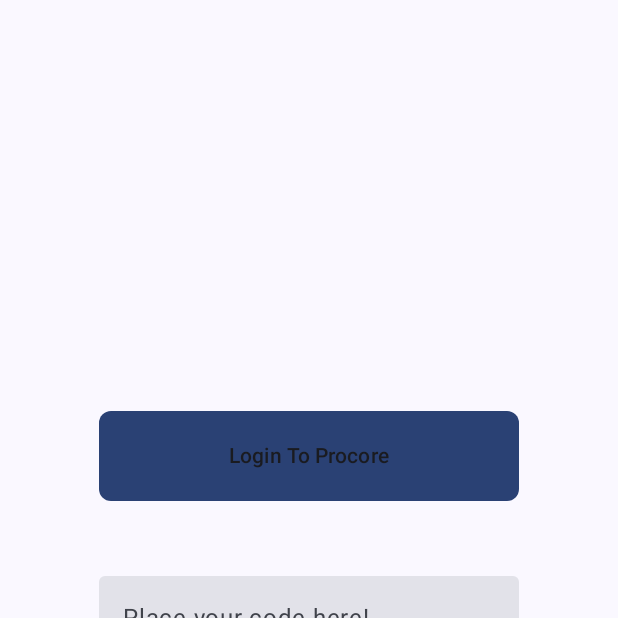
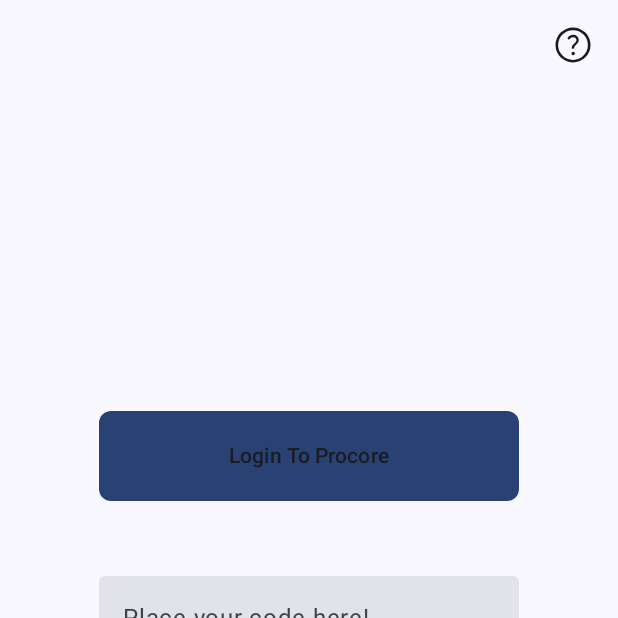
Before and after one commit to freshGreenSalad/BigBensSignin, an Android app built with Jetpack Compose: the composable Home shown on its own in the app's theme, after a tap on "Lets Go!", on a phone screen of 412 x 824 dp, the top half of it. Run offline under Robolectric (Android 15) with nearby library versions, the phone set to English and light mode, and no system bars; our stand-ins replace Dagger/Hilt's generated code; 1 statement that could not run was skipped.

Commit message:
trying out command line git

```diff
--- a/app/src/main/java/com/example/bigbenssignin/loginui/loginScreen.kt
+++ b/app/src/main/java/com/example/bigbenssignin/loginui/loginScreen.kt
@@ -1,6 +1,7 @@
 package com.example.bigbenssignin.loginui
 
 import android.net.Uri
+import android.util.Log
 import androidx.browser.customtabs.CustomTabsIntent
 import androidx.compose.foundation.BorderStroke
 import androidx.compose.foundation.background
@@ -18,26 +19,52 @@ import androidx.compose.ui.draw.clip
 import androidx.compose.ui.graphics.Color
 import androidx.compose.ui.platform.LocalContext
 import androidx.compose.ui.platform.LocalFocusManager
+import androidx.compose.ui.res.painterResource
 import androidx.compose.ui.text.TextStyle
 import androidx.compose.ui.text.input.ImeAction
 import androidx.compose.ui.unit.dp
 import androidx.compose.ui.window.Dialog
 import androidx.hilt.navigation.compose.hiltViewModel
+import com.example.bigbenssignin.R
 import com.example.bigbenssignin.keys
+import kotlinx.coroutines.flow.collect
+import kotlinx.coroutines.launch
 
+@OptIn(ExperimentalMaterial3Api::class)
 @Composable
 fun Home(
     viewModel: loginViewModel = hiltViewModel()
 ) {
-    val enabled =  remember(key1 = viewModel.authorisationCode) {
-        derivedStateOf {
-            viewModel.authorisationCode.value.length > 10
+    val state = rememberCoroutineScope()
+    val snackbarState = remember{ SnackbarHostState()}
+
+    remember {
+        state.launch {
+            viewModel.shared.collect {
+                snackbarState.showSnackbar(it)
+            }
         }
     }
 
+    val enabled =  remember(key1 = viewModel.authorisationCode) {
+        derivedStateOf {
+            // this is to disable the login button until the text field has text in it
+            viewModel.authorisationCode.value.length > 1
+        }
+    }
+
+    Scaffold(
+        snackbarHost = {
+            SnackbarHost(hostState = snackbarState)
+        }
+    ) {paddingValues ->
+        helpDialog()
         DialogInstructionsForRetreivingTokin()
         Column(
-        modifier = Modifier.fillMaxSize(),
+            modifier = Modifier
+
+                .fillMaxSize()
+                .padding(paddingValues),
             verticalArrangement = Arrangement.Center,
             horizontalAlignment = Alignment.CenterHorizontally
         ) {
@@ -51,6 +78,7 @@ fun Home(
                 sendAuthorisationToProcoreServerForToken = { viewModel.onEvent(onEvent.gettokin) },
                 enabled = enabled.value
             )
+        }
     }
 
 }
@@ -121,7 +149,6 @@ fun LoginWithTokinUserCollectedFromProcore(sendAuthorisationToProcoreServerForTo
 
 @Composable
 fun DialogInstructionsForRetreivingTokin() {
-
     val showdialog = remember {
         mutableStateOf(true)
     }
@@ -136,3 +163,38 @@ fun DialogInstructionsForRetreivingTokin() {
         )
     }
 }
+
+@Composable
+fun helpDialog() {
+    val showDialog = remember {mutableStateOf(false) }
+    HelpDialogBox(showDialog = showDialog.value, hideDialog = { showDialog.value = false} )
+    Row(
+        Modifier
+            .fillMaxWidth()
+            .height(60.dp), horizontalArrangement = Arrangement.End) {
+        Icon(
+            modifier = Modifier
+                .padding(16.dp)
+                .clickable { showDialog.value = true },
+            painter = painterResource(id = R.drawable.help),
+            contentDescription = "Help Button"
+        )
+    }
+}
+
+@Composable
+fun HelpDialogBox(
+    showDialog: Boolean,
+    hideDialog: ()-> Unit
+) {
+    if (showDialog) {
+        AlertDialog(
+            onDismissRequest = { hideDialog() } ,
+            text = {Text(text = "instructions")},
+            confirmButton = { TextButton(
+                onClick = {hideDialog()},
+                content = {Text("Awesome!")}
+            )}
+        )
+    }
+}
--- a/app/src/main/java/com/example/bigbenssignin/loginui/loginViewModel.kt
+++ b/app/src/main/java/com/example/bigbenssignin/loginui/loginViewModel.kt
@@ -1,6 +1,8 @@
 package com.example.bigbenssignin.loginui
 
+import android.util.Log
 import androidx.compose.runtime.mutableStateOf
+import androidx.compose.runtime.remember
 import androidx.lifecycle.ViewModel
 import androidx.lifecycle.viewModelScope
 import com.example.bigbenssignin.SuccessState
@@ -8,6 +10,10 @@ import com.example.bigbenssignin.di.IoDispatcher
 import com.example.bigbenssignin.signinRepo.signinRepo
 import dagger.hilt.android.lifecycle.HiltViewModel
 import kotlinx.coroutines.CoroutineDispatcher
+import kotlinx.coroutines.channels.Channel
+import kotlinx.coroutines.flow.SharingStarted
+import kotlinx.coroutines.flow.receiveAsFlow
+import kotlinx.coroutines.flow.stateIn
 import kotlinx.coroutines.launch
 import javax.inject.Inject
 
@@ -16,8 +22,13 @@ class loginViewModel @Inject constructor(
         val signinrepo: signinRepo,
         @IoDispatcher private val dispatcher: CoroutineDispatcher
 ):ViewModel() {
+        val token =  mutableStateOf("")
+        val authorisationCode = mutableStateOf("")
 
-        val authorisationCode = mutableStateOf("")
+        private val _channel = Channel<String>()
+        val shared = _channel.receiveAsFlow()
+
+
 
         val scope = viewModelScope
 
@@ -26,12 +37,16 @@ class loginViewModel @Inject constructor(
                         is onEvent.gettokin -> {
                                 scope.launch(dispatcher){
                                         val result = signinrepo.getTokenFromAuthorisationCode(
-                                                authorisationCode.value
+                                                 authorisationCode.value
                                         )
                                         if (result == SuccessState.Success<String>()){
-                                              //  onEvent()
+                                                token.value = result.data.orEmpty()
                                         }
-                                        else {}
+                                        else {
+                                                Log.d("in the else block", "in the else block")
+                                                _channel.send("Your token did not work, it may have timed out")
+
+                                        }
                                 }
                         }
                         is onEvent.updateAuthorisationCode -> {
--- a/app/src/main/res/drawable/help.xml
+++ b/app/src/main/res/drawable/help.xml
@@ -3,7 +3,6 @@
     android:height="48dp"
     android:viewportWidth="960"
     android:viewportHeight="960"
-    android:tint="?attr/colorControlNormal"
     android:autoMirrored="true">
   <path
       android:fillColor="@android:color/white"
```
Also changed, not shown: app/src/main/java/com/example/bigbenssignin/signinRepo/signinRepo.kt (+9 -2 lines). Lines whose indentation alone changed are shown as unchanged.
